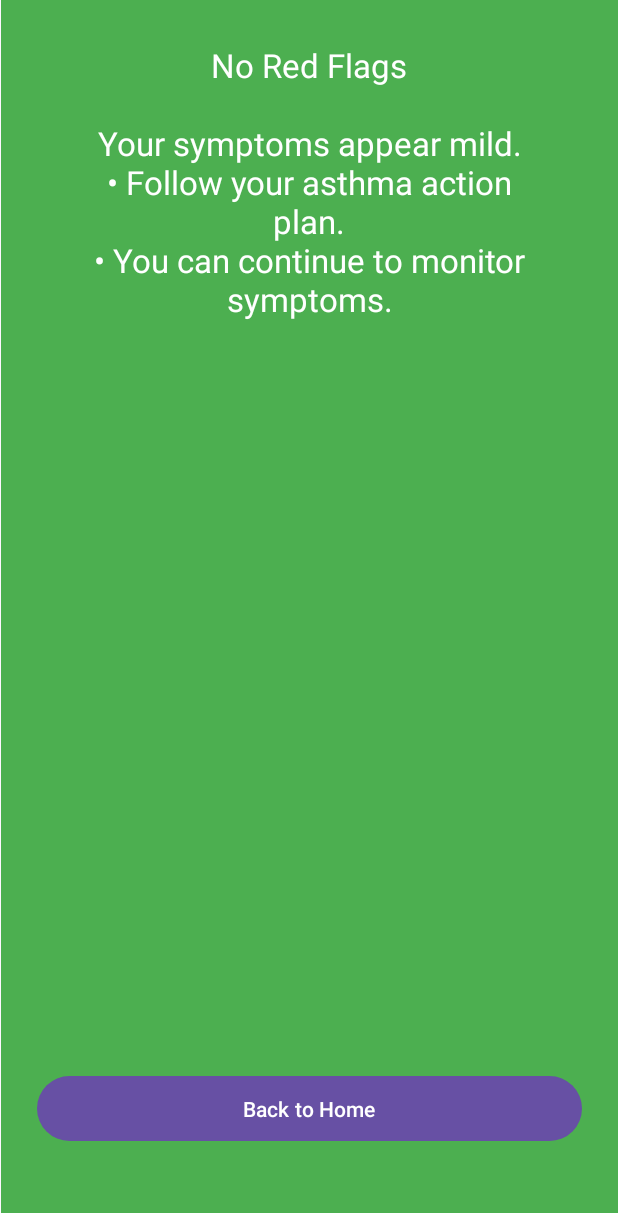
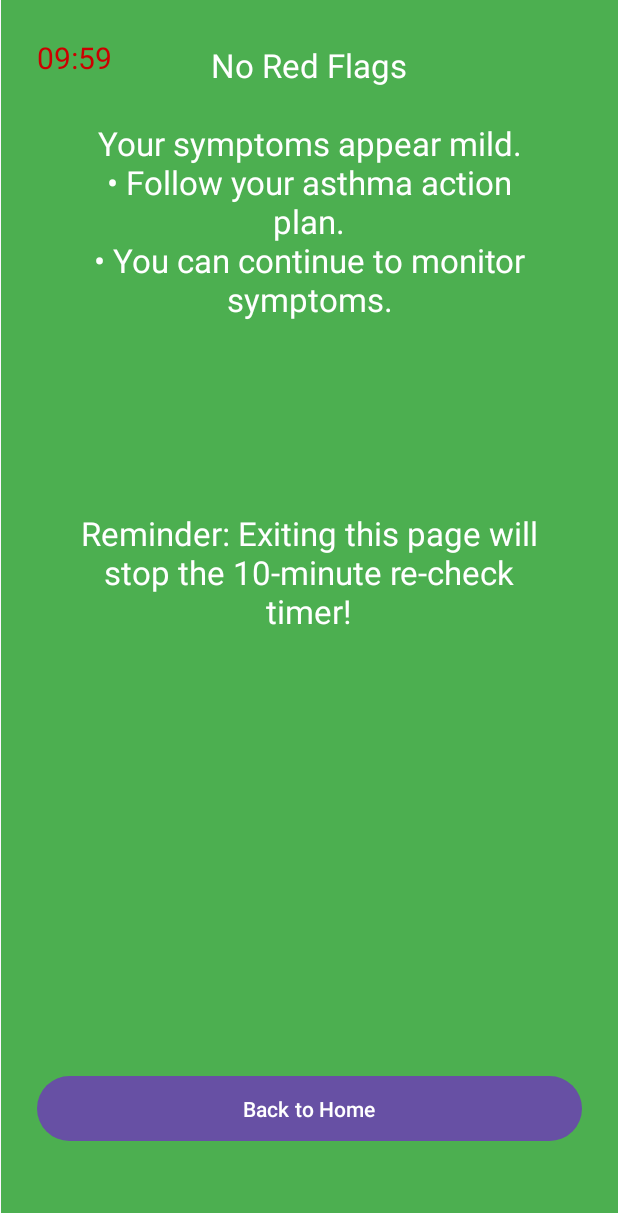
Before and after one commit to Lemonardo-DWC/cscb07-group-project-20, an Android app: the fragment DecisionFragment placed in its activity, on a phone screen of 412 x 824 dp, the part 23-1236 px from its top. Run offline under Robolectric (Android 15) with nearby library versions, the phone set to English and light mode, and no system bars; our stand-ins replace Firebase (no records; nobody signed in at launch, a user with empty details on screens opened directly).

Commit message:
Add timer and re-check function.

```diff
--- a/app/src/main/java/com/example/smartair/DecisionFragment.java
+++ b/app/src/main/java/com/example/smartair/DecisionFragment.java
@@ -10,6 +10,8 @@ import android.view.View;
 import android.view.ViewGroup;
 import android.widget.Button;
 import android.widget.TextView;
+import android.os.CountDownTimer;
+import androidx.appcompat.app.AlertDialog;
 
 public class DecisionFragment extends Fragment {
 
@@ -17,6 +19,8 @@ public class DecisionFragment extends Fragment {
     private TextView resultText;
     private View backgroundContainer;
     private Button btnBackHome;
+    private CountDownTimer triageTimer;
+    private boolean isInitialRed;
 
     @Nullable
     @Override
@@ -25,20 +29,27 @@ public class DecisionFragment extends Fragment {
                              @Nullable Bundle savedInstanceState) {
 
         View view = inflater.inflate(R.layout.fragment_decision, container, false);
+        TextView tvTimer = view.findViewById(R.id.tv_timer);
 
         resultText = view.findViewById(R.id.resultText);
         backgroundContainer = view.findViewById(R.id.bgContainer);
         btnBackHome = view.findViewById(R.id.btn_back_home);
 
+
         if (getArguments() != null) {
             redFlag = getArguments().getBoolean("RED_FLAG", false);
         }
+        isInitialRed = redFlag;
 
         updateUI();
 
         btnBackHome.setOnClickListener(v -> {
             ((MainActivity) requireActivity()).loadFragment(new ChildHomeFragment());
         });
+
+        if (!isInitialRed) {
+            startRecheckTimer(tvTimer);
+        }
 
         return view;
     }
@@ -61,8 +72,62 @@ public class DecisionFragment extends Fragment {
                     "No Red Flags\n\n" +
                             "Your symptoms appear mild.\n" +
                             "• Follow your asthma action plan.\n" +
-                            "• You can continue to monitor symptoms."
+                            "• You can continue to monitor symptoms.\n\n\n\n\n\n" +
+                            "Reminder: Exiting this page will stop the 10-minute re-check timer!"
             );
         }
     }
+    private void startRecheckTimer(TextView tvTimer) {
+    //10 m
+        triageTimer = new CountDownTimer(10 * 60 * 1000, 1000) {
+
+            @Override
+            public void onTick(long millisUntilFinished) {
+                long minutes = millisUntilFinished / 1000 / 60;
+                long seconds = (millisUntilFinished / 1000) % 60;
+
+                String timeFormatted = String.format("%02d:%02d", minutes, seconds);
+                tvTimer.setText(timeFormatted);
+            }
+
+            @Override
+            public void onFinish() {
+                tvTimer.setText("00:00");
+                showRecheckDialog();
+            }
+
+        }.start();
+    }
+
+    private void showRecheckDialog() {
+        if (getActivity() == null) return;
+
+        new AlertDialog.Builder(getActivity())
+                .setTitle("Time for a Re-check")
+                .setMessage("Are you still having trouble breathing?\nPlease check again.")
+                .setPositiveButton("Re-check now", (dialog, which) -> {
+                    goToRecheck();
+                })
+                .setNegativeButton("I'm OK", (dialog, which) -> {
+                })
+                .show();
+    }
+    @Override
+    public void onDestroyView() {
+        super.onDestroyView();
+        if (triageTimer != null) {
+            triageTimer.cancel();
+        }
+    }
+    private void goToRecheck() {
+        Fragment fragment = new SymptomCheckFragment();
+        Bundle b = new Bundle();
+        //this is recheck!
+        b.putBoolean("RECHECK_MODE", true);
+        fragment.setArguments(b);
+
+        ((MainActivity) requireActivity()).loadFragment(fragment);
+    }
+
+    //===============================================
 }
--- a/app/src/main/res/layout/fragment_decision.xml
+++ b/app/src/main/res/layout/fragment_decision.xml
@@ -24,4 +24,14 @@
         android:layout_marginBottom="20dp"
         android:padding="12dp" />
 
+    <TextView
+        android:id="@+id/tv_timer"
+        android:layout_width="wrap_content"
+        android:layout_height="wrap_content"
+        android:text="10:00"
+        android:textSize="20sp"
+        android:textColor="@android:color/holo_red_dark"
+        android:layout_marginTop="16dp" />
+
+
 </RelativeLayout>
```
Also changed, not shown: app/src/main/java/com/example/smartair/SymptomCheckFragment.java (+32 -3 lines).
